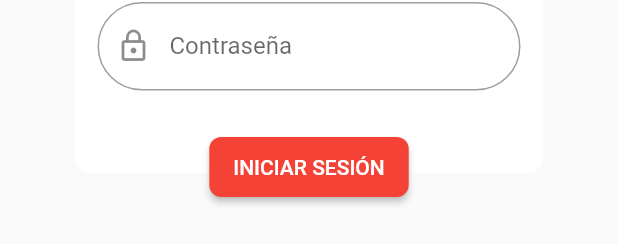
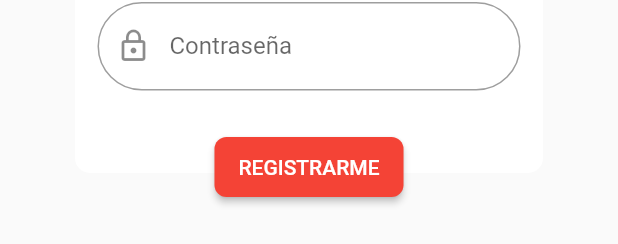
Before and after one commit to millemax/petpaws, a Flutter app: the NuevoPage widget shown alone on an empty page, opened directly, on a phone screen of 412 x 824 dp. Shown: the part 379-623 px from the top of the screen. Run offline on Flutter 3.47's test engine with Material 2 defaults, Android fonts, the phone set to English and light mode, and no system bars; our stand-ins replace firebase_auth, firebase_core, rxdart; accounts and stored records are empty.

Commit message:
listo para comenzar con logueo

```diff
--- a/lib/pages/login_page.dart
+++ b/lib/pages/login_page.dart
@@ -3,6 +3,7 @@ import 'dart:math';
 import 'package:flutter/material.dart';
 import 'package:petpaws/bloc/login_bloc.dart';
 import 'package:provider/provider.dart';
+import 'package:firebase_auth/firebase_auth.dart';
 
 class LoginPage extends StatefulWidget {
   @override
@@ -507,7 +508,7 @@ class NuevoPage extends StatelessWidget {
               minWidth: 70.0,
               color: Colors.red,
               textColor: Colors.white,
-              child: Text("INICIAR SESIÓN"),
+              child: Text("REGISTRARME"),
               shape: RoundedRectangleBorder(
                   borderRadius: BorderRadius.circular(8)),
               onPressed: () {},
@@ -517,4 +518,10 @@ class NuevoPage extends StatelessWidget {
       ],
     );
   }
+
+  // la funcion para loguearse
+  void login(){
+
+
+  }
 }
--- a/pubspec.yaml
+++ b/pubspec.yaml
@@ -30,6 +30,8 @@ dependencies:
   cupertino_icons: ^0.1.3
   provider: ^4.3.2+1
   rxdart: ^0.24.1
+  firebase_auth: ^0.18.0+1
+  firebase_core: ^0.5.0
 
 dev_dependencies:
   flutter_test:
```
Also changed, not shown: lib/main.dart (+7 -1 lines), pubspec.lock, 3 other files.
